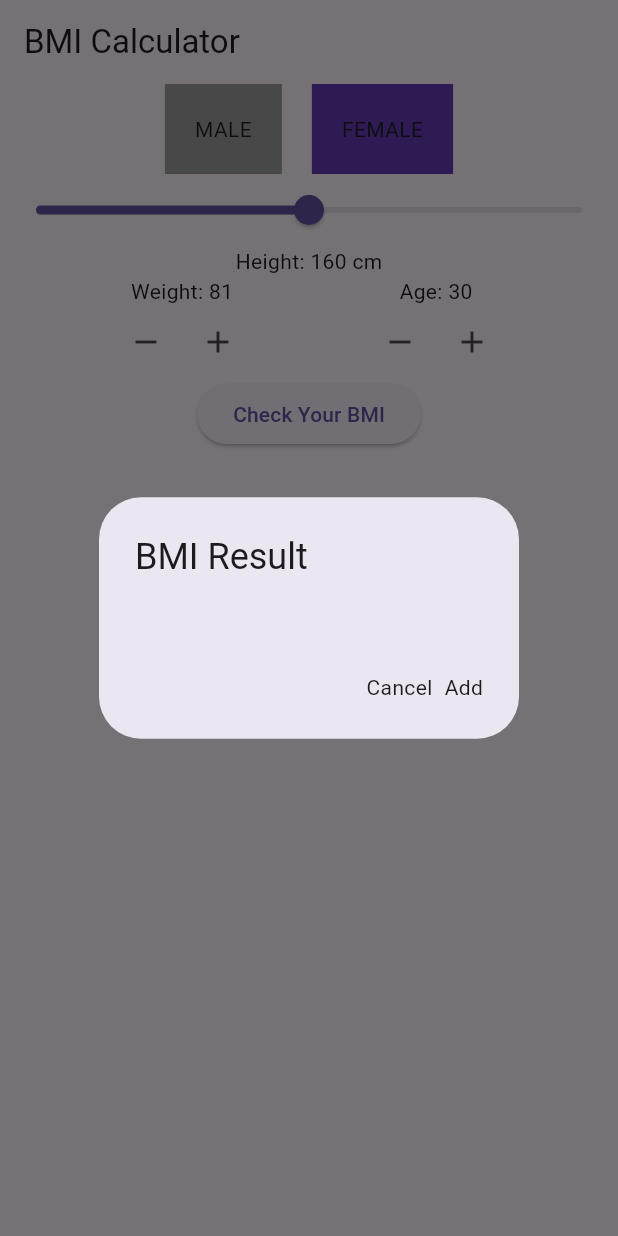
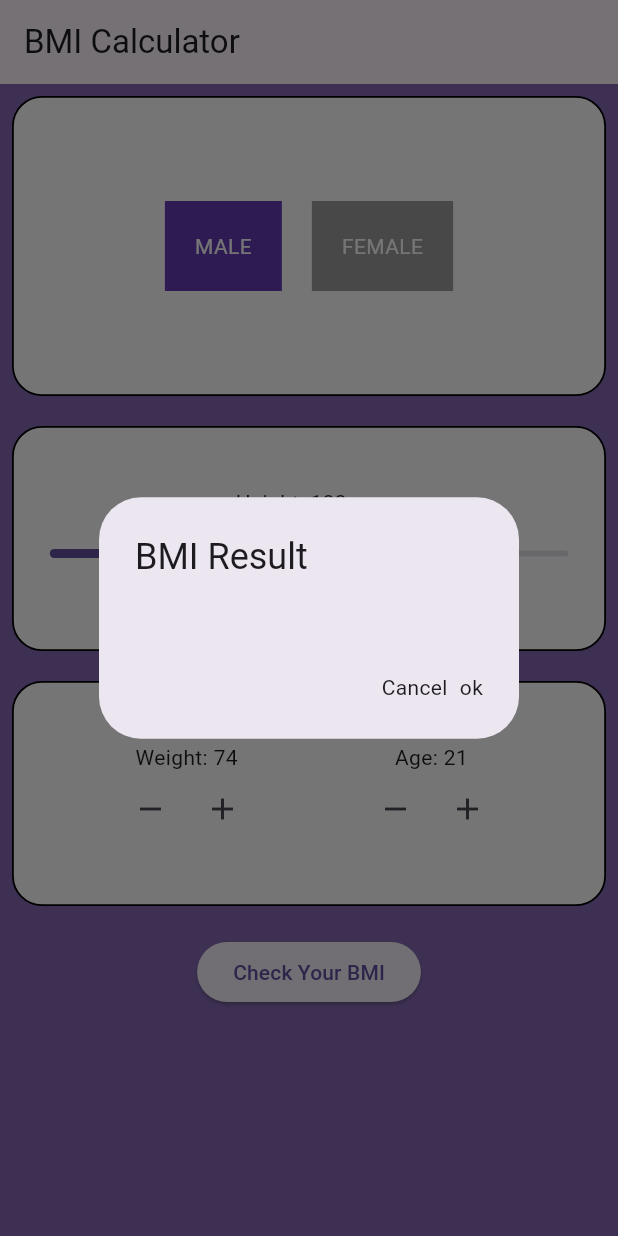
Before and after one commit to Yousefsultan280/bmi_calculator, a Flutter app: the screen it shows after launch, after a tap on the "add" icon, after a tap on "Check Your BMI", on a phone screen of 412 x 824 dp. Run offline on Flutter 3.47's test engine with Material 3 defaults, Android fonts, the phone set to English and light mode, and no system bars; our stand-ins replace flutter_bloc.

Commit message:
update ui

```diff
--- a/lib/bmiscreen.dart
+++ b/lib/bmiscreen.dart
@@ -11,6 +11,7 @@ class BMICalculator extends StatelessWidget {
     return BlocProvider(
       create: (_) => BMICubit(),
       child: MaterialApp(
+        debugShowCheckedModeBanner: false,
         home: BMICalculatorScreen(),
       ),
     );
@@ -23,14 +24,20 @@ class BMICalculatorScreen extends StatelessWidget {
   @override
   Widget build(BuildContext context) {
     return Scaffold(
+      backgroundColor: const Color.fromARGB(255, 133, 105, 180),
       appBar: AppBar(title: const Text("BMI Calculator")),
       body: BlocBuilder<BMICubit, BMIState>(
         builder: (context, state) {
           final cubit = context.read<BMICubit>();
 
-          return Column(
+          return Padding(
+            padding: const EdgeInsets.all(8.0),
+            child: Column(
               children: [
-              Row(
+                Container(
+                  height: 200,
+                  decoration: BoxDecoration(borderRadius: BorderRadius.circular(20),border: Border.all(color: Colors.black,width: 1.2),color:Colors.white),
+                  child: Row(
                     mainAxisAlignment: MainAxisAlignment.center,
                     children: [
                       GestureDetector(
@@ -38,7 +45,10 @@ class BMICalculatorScreen extends StatelessWidget {
                         child: Container(
                           padding: EdgeInsets.all(20),
                           color: state.isMale ? Colors.deepPurple : Colors.grey,
-                      child: Text("MALE"),
+                          child: Text(
+                            "MALE",
+                            style: TextStyle(color: Colors.white),
+                          ),
                         ),
                       ),
                       SizedBox(width: 20),
@@ -47,56 +57,82 @@ class BMICalculatorScreen extends StatelessWidget {
                         child: Container(
                           padding: EdgeInsets.all(20),
                           color: !state.isMale ? Colors.deepPurple : Colors.grey,
-                      child: Text("FEMALE"),
+                          child: Text(
+                            "FEMALE",
+                            style: TextStyle(color: Colors.white),
+                          ),
                         ),
                       ),
                     ],
                   ),
-
+                ),
+            SizedBox(height: 20,),
+                Container(
+                   height: 150,
+                  decoration: BoxDecoration(borderRadius: BorderRadius.circular(20),border: Border.all(color: Colors.black,width: 1.2),color:Colors.white),
+                  child: Column(
+                    mainAxisAlignment: MainAxisAlignment.center,
+                    children: [
+                      Text("Height: ${state.height} cm"),
                       Slider(
                         value: state.height.toDouble(),
                         min: 100,
                         max: 220,
                         onChanged: (val) => cubit.changeHeight(val.round()),
                       ),
-              Text("Height: ${state.height} cm"),
 
-              Row(
+                    ],
+                  ),
+                ),
+
+            SizedBox(height: 20,),
+                Container(
+                   height: 150,
+                  decoration: BoxDecoration(borderRadius: BorderRadius.circular(20),border: Border.all(color: Colors.black,width: 1.2),color:Colors.white),
+                  child: Row(
                     mainAxisAlignment: MainAxisAlignment.spaceEvenly,
+
                     children: [
                       Column(
+                        mainAxisAlignment: MainAxisAlignment.center,
                         children: [
                           Text("Weight: ${state.weight}"),
                           Row(
                             children: [
                               IconButton(
                                 onPressed: cubit.decreaseWeight,
-                              icon: Icon(Icons.remove)),
+                                icon: Icon(Icons.remove),
+                              ),
                               IconButton(
                                 onPressed: cubit.increaseWeight,
-                              icon: Icon(Icons.add)),
+                                icon: Icon(Icons.add),
+                              ),
                             ],
-                      )
+                          ),
                         ],
                       ),
                       Column(
+                        mainAxisAlignment: MainAxisAlignment.center,
                         children: [
                           Text("Age: ${state.age}"),
                           Row(
                             children: [
                               IconButton(
                                 onPressed: cubit.decreaseAge,
-                              icon: Icon(Icons.remove)),
+                                icon: Icon(Icons.remove),
+                              ),
                               IconButton(
                                 onPressed: cubit.increaseAge,
-                              icon: Icon(Icons.add)),
-                        ],
-                      )
+                                icon: Icon(Icons.add),
+                              ),
                             ],
                           ),
                         ],
                       ),
-
+                    ],
+                  ),
+                ),
+            SizedBox(height: 20,),
                 ElevatedButton(
                   onPressed: () {
                     cubit.calculateBMI();
@@ -106,8 +142,13 @@ class BMICalculatorScreen extends StatelessWidget {
                         title: Text("BMI Result"),
                         content: Text(state.result),
                         actions: [
-                        Text("Cancel"),
-                        Text("Add")
+                          InkWell(
+                            onTap: () {
+                              Navigator.pop(context);
+                            },
+                            child: Text("Cancel"),
+                          ),
+                          Text("ok"),
                         ],
                       ),
                     );
@@ -115,6 +156,7 @@ class BMICalculatorScreen extends StatelessWidget {
                   child: Text("Check Your BMI"),
                 ),
               ],
+            ),
           );
         },
       ),
--- a/lib/cubitclass.dart
+++ b/lib/cubitclass.dart
@@ -30,17 +30,17 @@ class BMICubit extends Cubit<BMIState> {
 
   void calculateBMI() {
     var bmi = state.weight / (state.height * state.height) * 10000;
-    String result;
+    String res;
     if (bmi < 18.5) {
-      result = "Underweight";
+      res = "Underweight";
     } else if (bmi >= 18.5 && bmi <= 24.9) {
-      result = "Normal weight";
+      res = "Normal weight";
     } else if (bmi >= 25 && bmi <= 29.9) {
-      result = "Overweight";
+      res = "Overweight";
     } else {
-      result = "Obese";
+      res = "Obese";
     }
 
-    emit(state.copyWith(result: result));
+    emit(state.copyWith(result: res));
   }
 }
--- a/lib/cubitstate.dart
+++ b/lib/cubitstate.dart
@@ -1,5 +1,3 @@
-import 'package:flutter_bloc/flutter_bloc.dart';
-
 class BMIState {
   final int height;
   final int weight;
@@ -8,10 +6,10 @@ class BMIState {
   final String result;
 
   BMIState({
-    this.height = 160,
-    this.weight = 80,
-    this.age = 30,
-    this.isMale = false,
+    this.height = 183,
+    this.weight = 73,
+    this.age = 21,
+    this.isMale = true,
     this.result = '',
   });
 
```
Also changed, not shown: pubspec.lock. Lines whose indentation alone changed are shown as unchanged.
